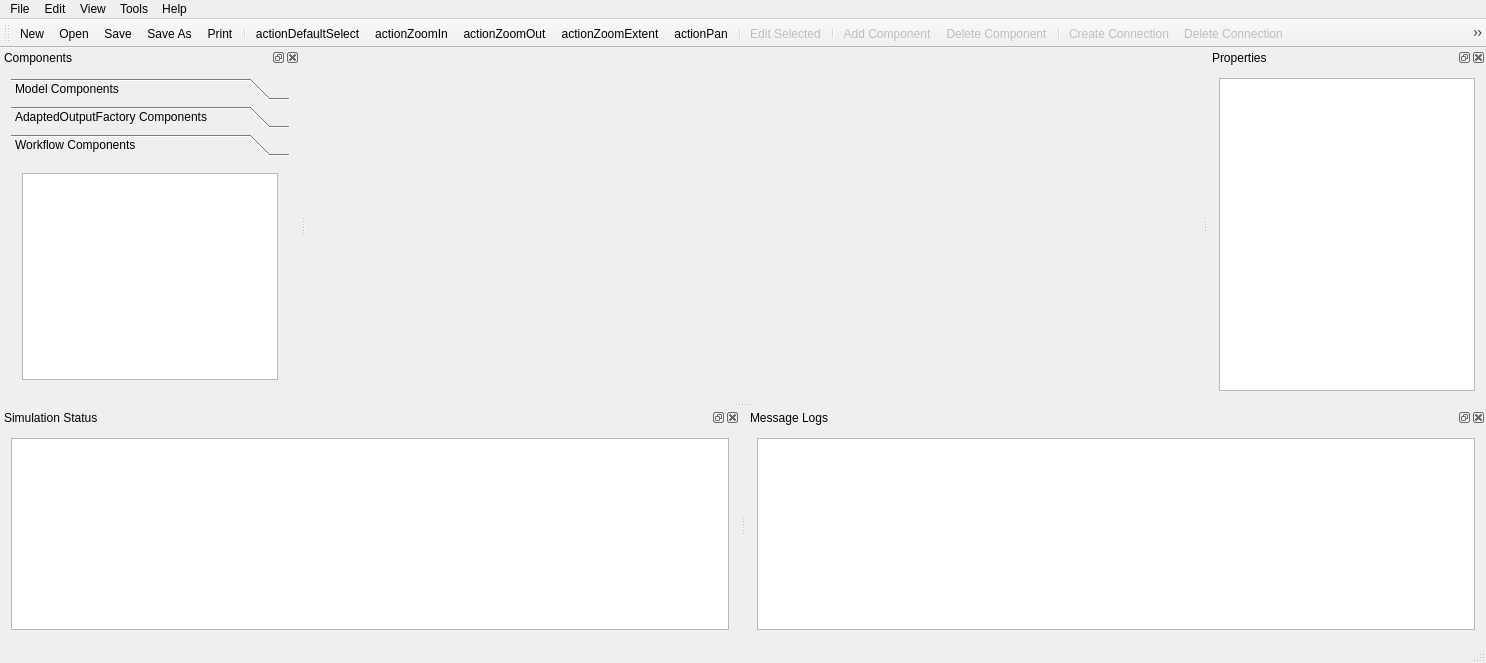
Old version of the form forms/hydrocouplecomposer.ui in the repository HydroCouple/HydroCoupleComposer.
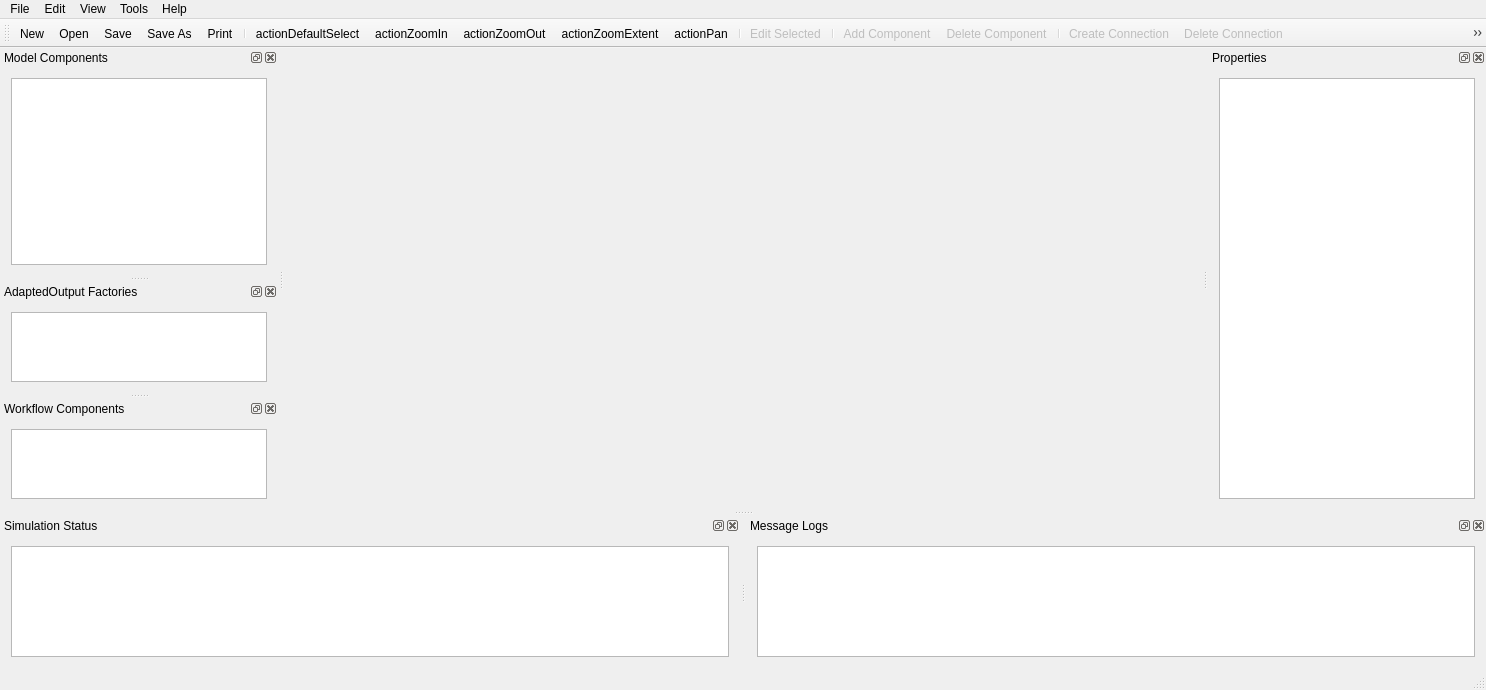
New version of the form. The open tabs and pages were chosen to show the change. Icons and pictures are not drawn. Custom widgets are drawn as their Qt base class.

Commit message: updated GUI layout and screenshot

What changed in the file:
```diff
--- a/forms/hydrocouplecomposer.ui
+++ b/forms/hydrocouplecomposer.ui
@@ -7,7 +7,7 @@
     <x>0</x>
     <y>0</y>
     <width>1486</width>
-    <height>663</height>
+    <height>690</height>
    </rect>
   </property>
   <property name="acceptDrops">
@@ -184,7 +184,7 @@
    </property>
    <property name="minimumSize">
     <size>
-     <width>104</width>
+     <width>124</width>
      <height>228</height>
     </size>
    </property>
@@ -195,34 +195,19 @@
     <string>Components</string>
    </property>
    <property name="whatsThis">
-    <string>Components</string>
+    <string>Model Components</string>
+   </property>
+   <property name="features">
+    <set>QDockWidget::AllDockWidgetFeatures</set>
    </property>
    <property name="windowTitle">
-    <string>Components</string>
+    <string>Model Components</string>
    </property>
    <attribute name="dockWidgetArea">
     <number>1</number>
    </attribute>
-   <widget class="QWidget" name="dockWidgetContentsModelComponentInfos">
-    <layout class="QVBoxLayout" name="verticalLayout">
-     <item>
-      <widget class="QToolBox" name="toolBoxComponents">
-       <property name="currentIndex">
-        <number>0</number>
-       </property>
-       <widget class="QWidget" name="ModelComponentsPage">
-        <property name="geometry">
-         <rect>
-          <x>0</x>
-          <y>0</y>
-          <width>280</width>
-          <height>189</height>
-         </rect>
-        </property>
-        <attribute name="label">
-         <string>Model Components</string>
-        </attribute>
-        <layout class="QVBoxLayout" name="verticalLayout_2">
+   <widget class="QWidget" name="dockWidgetContentsModelComponents">
+    <layout class="QHBoxLayout" name="horizontalLayout1">
          <item>
           <widget class="QTreeView" name="treeViewModelComponentInfos">
            <property name="contextMenuPolicy">
@@ -241,19 +226,34 @@
          </item>
         </layout>
        </widget>
-       <widget class="QWidget" name="AdaptedOutputFactoryComponentsPage">
-        <property name="geometry">
-         <rect>
-          <x>0</x>
-          <y>0</y>
-          <width>280</width>
-          <height>189</height>
-         </rect>
-        </property>
-        <attribute name="label">
-         <string>AdaptedOutputFactory Components</string>
-        </attribute>
-        <layout class="QHBoxLayout" name="horizontalLayout_2">
+  </widget>
+  <widget class="QDockWidget" name="dockWidgetAdaptedOutputFactory">
+   <property name="sizePolicy">
+    <sizepolicy hsizetype="Expanding" vsizetype="Expanding">
+     <horstretch>0</horstretch>
+     <verstretch>0</verstretch>
+    </sizepolicy>
+   </property>
+   <property name="toolTip">
+    <string>AdaptedOutput Factories</string>
+   </property>
+   <property name="statusTip">
+    <string>AdaptedOutput Factories</string>
+   </property>
+   <property name="whatsThis">
+    <string>AdaptedOutput Factories</string>
+   </property>
+   <property name="features">
+    <set>QDockWidget::AllDockWidgetFeatures</set>
+   </property>
+   <property name="windowTitle">
+    <string>AdaptedOutput Factories</string>
+   </property>
+   <attribute name="dockWidgetArea">
+    <number>1</number>
+   </attribute>
+   <widget class="QWidget" name="dockWidgetContentsAdaptedOutputFactory">
+    <layout class="QHBoxLayout" name="horizontalLayout2">
          <item>
           <widget class="QTreeView" name="treeViewAdaptedOutputFactoryComponents">
            <property name="contextMenuPolicy">
@@ -269,19 +269,34 @@
          </item>
         </layout>
        </widget>
-       <widget class="QWidget" name="WorkflowComponentsPage">
-        <property name="geometry">
-         <rect>
-          <x>0</x>
-          <y>0</y>
-          <width>280</width>
-          <height>189</height>
-         </rect>
-        </property>
-        <attribute name="label">
+  </widget>
+  <widget class="QDockWidget" name="dockWidgetWorkflowComponents">
+   <property name="sizePolicy">
+    <sizepolicy hsizetype="Expanding" vsizetype="Expanding">
+     <horstretch>0</horstretch>
+     <verstretch>0</verstretch>
+    </sizepolicy>
+   </property>
+   <property name="toolTip">
          <string>Workflow Components</string>
-        </attribute>
-        <layout class="QHBoxLayout" name="horizontalLayout_8">
+   </property>
+   <property name="statusTip">
+    <string>Workflow Components</string>
+   </property>
+   <property name="whatsThis">
+    <string>Workflow Components</string>
+   </property>
+   <property name="features">
+    <set>QDockWidget::AllDockWidgetFeatures</set>
+   </property>
+   <property name="windowTitle">
+    <string>Workflow Components</string>
+   </property>
+   <attribute name="dockWidgetArea">
+    <number>1</number>
+   </attribute>
+   <widget class="QWidget" name="dockWidgetContentsWorkflowComponents">
+    <layout class="QHBoxLayout" name="horizontalLayout3">
          <item>
           <widget class="QTreeView" name="treeViewWorkflowComponents">
            <property name="contextMenuPolicy">
@@ -293,10 +308,6 @@
            <property name="dragDropMode">
             <enum>QAbstractItemView::DragOnly</enum>
            </property>
-          </widget>
-         </item>
-        </layout>
-       </widget>
       </widget>
      </item>
     </layout>
```
Left out of the diff: 6 changed lines with no effect on the pictures. Lines whose indentation alone changed are shown as unchanged. The commit also changes 3 other files.
